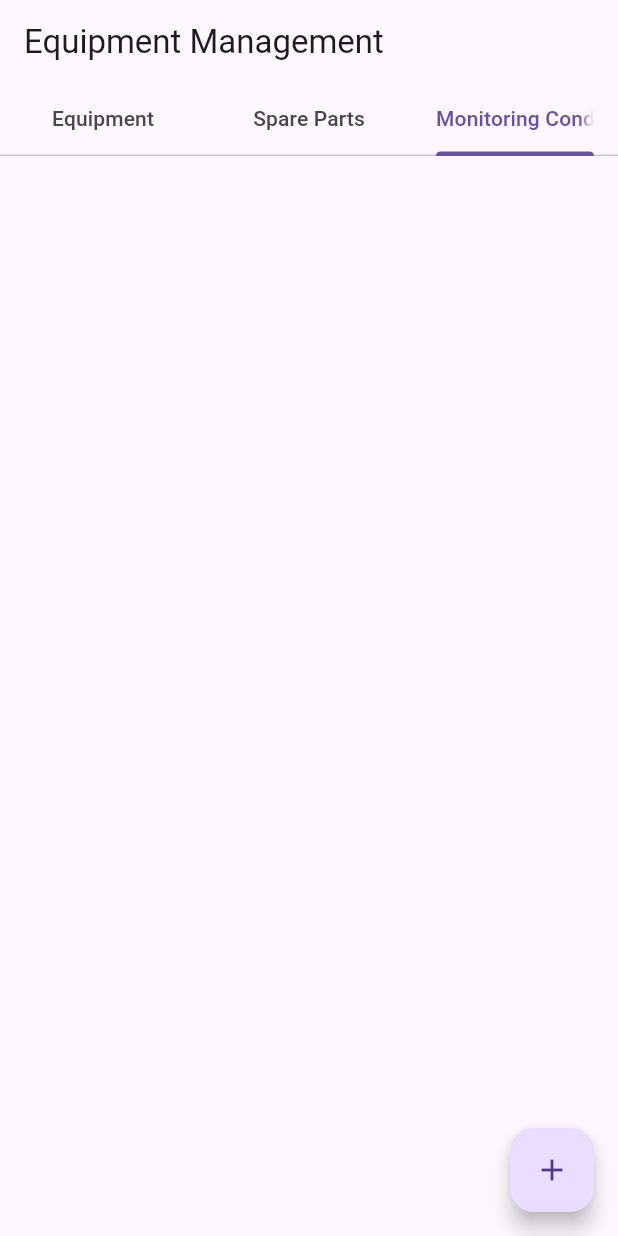
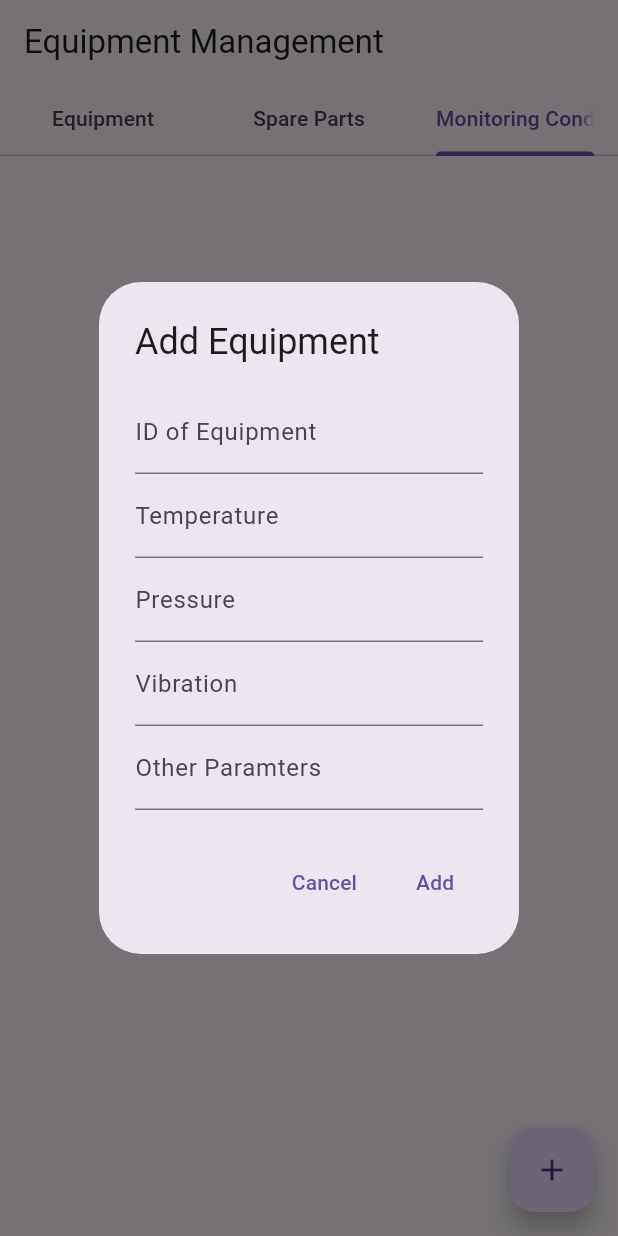
Before and after one commit to bakhti31/RTOS, a Flutter app: the screen it shows after launch, tab 3 chosen, after a tap on the "add" icon, on a phone screen of 412 x 824 dp. Run offline on Flutter 3.47's test engine with Material 3 defaults, Android fonts, the phone set to English and light mode, and no system bars; missing offline and left inert: dart:js; network calls fail.

Commit message:
adding all page

```diff
--- a/lib/equipment.dart
+++ b/lib/equipment.dart
@@ -3,6 +3,7 @@
 import 'dart:convert';
 import 'package:flutter/material.dart';
 import 'package:http/http.dart' as http;
+import 'package:rtos/homescreen.dart';
 
 class EquipmentList extends StatefulWidget {
   const EquipmentList({super.key});
@@ -15,33 +16,110 @@ class EquipmentList extends StatefulWidget {
 
 class _EquipmentListState extends State<EquipmentList> {
   List<dynamic> _equipmentList = [];
-
+  late List<TextEditingController> textController;
+  late AlertDialog dialog;
   @override
   void initState() {
     super.initState();
     _getEquipmentList();
+    _addEquipment();
+    setDialogController(textController, dialog);
   }
 
   Future<void> _addEquipment() async {
+    final TextEditingController nameController = TextEditingController();
+    final TextEditingController typeController = TextEditingController();
+    final TextEditingController serialNumberController =
+        TextEditingController();
+    final TextEditingController locationController = TextEditingController();
+    List<TextEditingController> controllers = [
+      nameController,
+      typeController,
+      serialNumberController,
+      locationController
+    ];
+    AlertDialog dialogs = AlertDialog(
+      title: const Text('Add Equipment'),
+      content: SingleChildScrollView(
+        child: Column(
+          children: [
+            TextFormField(
+              controller: nameController,
+              decoration: const InputDecoration(labelText: 'Name'),
+            ),
+            TextFormField(
+              controller: typeController,
+              decoration: const InputDecoration(labelText: 'Type'),
+            ),
+            TextFormField(
+              controller: serialNumberController,
+              decoration: const InputDecoration(labelText: 'Serial Number'),
+            ),
+            TextFormField(
+              controller: locationController,
+              decoration: const InputDecoration(labelText: 'Location'),
+            ),
+          ],
+        ),
+      ),
+      actions: [
+        TextButton(
+          onPressed: () {
+            Navigator.of(context).pop();
+          },
+          child: const Text('Cancel'),
+        ),
+        TextButton(
+          onPressed: () async {
             final response = await http.post(
-      Uri.parse("http://192.168.1.250/rtos/api.php?equipment=1"),
+              Uri.parse('http://192.168.1.250/rtos/api.php?equipment=1'),
               headers: <String, String>{
                 'Content-Type': 'application/json; charset=UTF-8',
               },
               body: jsonEncode(<String, String>{
-        'equipment_name': 'New Equipment',
-        'equipment_type': 'Type',
-        'serial_number': 'SN123',
-        'location': 'Location'
+                'equipment_name': nameController.text,
+                'equipment_type': typeController.text,
+                'serial_number': serialNumberController.text,
+                'location': locationController.text,
               }),
             );
-    debugPrint(response.body);
+
             if (response.statusCode == 200) {
-      // Refresh equipment list after adding new equipment
+              // Refresh sparepart list after adding new sparepart
               _getEquipmentList();
+              Navigator.of(context).pop();
             } else {
-      throw Exception('Failed to add equipment');
+              throw Exception('Failed to add Equipment');
             }
+          },
+          child: const Text('Add'),
+        ),
+      ],
+    );
+    textController = controllers;
+    dialog = dialogs;
+
+    //old code
+    // final response = await http.post(
+    //   Uri.parse("http://192.168.1.250/rtos/api.php?equipment=1"),
+    //   headers: <String, String>{
+    //     'Content-Type': 'application/json; charset=UTF-8',
+    //   },
+    //   body: jsonEncode(<String, String>{
+    //     'equipment_name': 'New Equipment',
+    //     'equipment_type': 'Type',
+    //     'serial_number': 'SN123',
+    //     'location': 'Location'
+    //   }),
+    // );
+
+    // debugPrint(response.body);
+    // if (response.statusCode == 200) {
+    //   // Refresh equipment list after adding new equipment
+    //   _getEquipmentList();
+    // } else {
+    //   throw Exception('Failed to add equipment');
+    // }
   }
 
   Future<void> _getEquipmentList() async {
--- a/lib/homescreen.dart
+++ b/lib/homescreen.dart
@@ -7,17 +7,17 @@ import "package:rtos/equipment.dart";
 import "package:rtos/sparepart.dart";
 import "package:rtos/monitoring.dart";
 
-List<TextEditingController>? text_controllers;
+List<TextEditingController>? textControllers;
 AlertDialog? dialogs;
 
 void setDialogController(
     List<TextEditingController> controllers, AlertDialog alertdialog) {
-  text_controllers = controllers;
+  textControllers = controllers;
   dialogs = alertdialog;
 }
 
 Future<void> _add(BuildContext context) async {
-  for (var element in text_controllers!) {
+  for (var element in textControllers!) {
     element;
   }
   return showDialog(
--- a/lib/monitoring.dart
+++ b/lib/monitoring.dart
@@ -3,6 +3,7 @@
 import 'dart:convert';
 import 'package:flutter/material.dart';
 import 'package:http/http.dart' as http;
+import 'package:rtos/homescreen.dart';
 
 class MonitoringConditionList extends StatefulWidget {
   const MonitoringConditionList({super.key});
@@ -14,33 +15,117 @@ class MonitoringConditionList extends StatefulWidget {
 
 class _MonitoringConditionListState extends State<MonitoringConditionList> {
   List<dynamic> _monitoringConditionList = [];
+  late List<TextEditingController> textController;
+  late AlertDialog dialog;
 
   @override
   void initState() {
     super.initState();
     _getMonitoringConditionList();
+    _addMonitoringCondition();
+    setDialogController(textController, dialog);
   }
 
   Future<void> _addMonitoringCondition() async {
+    final TextEditingController equipmentId = TextEditingController();
+    final TextEditingController temperature = TextEditingController();
+    final TextEditingController pressure = TextEditingController();
+    final TextEditingController vibration = TextEditingController();
+    final TextEditingController otherParameters = TextEditingController();
+    List<TextEditingController> controllers = [
+      equipmentId,
+      temperature,
+      pressure,
+      vibration,
+      otherParameters
+    ];
+    AlertDialog dialogs = AlertDialog(
+      title: const Text('Add Equipment'),
+      content: SingleChildScrollView(
+        child: Column(
+          children: [
+            TextFormField(
+              controller: equipmentId,
+              decoration: const InputDecoration(labelText: 'ID of Equipment'),
+            ),
+            TextFormField(
+              controller: temperature,
+              decoration: const InputDecoration(labelText: 'Temperature'),
+            ),
+            TextFormField(
+              controller: pressure,
+              decoration: const InputDecoration(labelText: 'Pressure'),
+            ),
+            TextFormField(
+              controller: vibration,
+              decoration: const InputDecoration(labelText: 'Vibration'),
+            ),
+            TextFormField(
+              controller: otherParameters,
+              decoration: const InputDecoration(labelText: 'Other Paramters'),
+            ),
+          ],
+        ),
+      ),
+      actions: [
+        TextButton(
+          onPressed: () {
+            Navigator.of(context).pop();
+          },
+          child: const Text('Cancel'),
+        ),
+        TextButton(
+          onPressed: () async {
             final response = await http.post(
-      Uri.parse("http://192.168.1.250/rtos/api.php?monitoringcondition=1"),
+              Uri.parse(
+                  'http://192.168.1.250/rtos/api.php?monitoringcondition=1'),
               headers: <String, String>{
                 'Content-Type': 'application/json; charset=UTF-8',
               },
               body: jsonEncode(<String, String>{
-        'equipment_name': 'New Equipment',
-        'equipment_type': 'Type',
-        'serial_number': 'SN123',
-        'location': 'Location'
+                "eqiupment_id": equipmentId.text,
+                "temperature": temperature.text,
+                "pressure": pressure.text,
+                "vibration": vibration.text,
+                "other_parameters": otherParameters.text
               }),
             );
             debugPrint(response.body);
             if (response.statusCode == 200) {
-      // Refresh equipment list after adding new equipment
+              // Refresh sparepart list after adding new sparepart
               _getMonitoringConditionList();
+              Navigator.of(context).pop();
             } else {
-      throw Exception('Failed to add equipment');
+              throw Exception('Failed to add Monitoring');
             }
+          },
+          child: const Text('Add'),
+        ),
+      ],
+    );
+    textController = controllers;
+    dialog = dialogs;
+
+    // Old Code
+    // final response = await http.post(
+    //   Uri.parse("http://192.168.1.250/rtos/api.php?monitoringcondition=1"),
+    //   headers: <String, String>{
+    //     'Content-Type': 'application/json; charset=UTF-8',
+    //   },
+    //   body: jsonEncode(<String, String>{
+    //     'equipment_name': 'New Equipment',
+    //     'equipment_type': 'Type',
+    //     'serial_number': 'SN123',
+    //     'location': 'Location'
+    //   }),
+    // );
+    // debugPrint(response.body);
+    // if (response.statusCode == 200) {
+    //   // Refresh equipment list after adding new equipment
+    //   _getMonitoringConditionList();
+    // } else {
+    //   throw Exception('Failed to add equipment');
+    // }
   }
 
   Future<void> _getMonitoringConditionList() async {
--- a/lib/sparepart.dart
+++ b/lib/sparepart.dart
@@ -14,23 +14,19 @@ class SparePartsList extends StatefulWidget {
 
 class _SparePartsListState extends State<SparePartsList> {
   List<dynamic> _sparePartsList = [];
-
-  late List<TextEditingController> text_controller;
-
+  late List<TextEditingController> textController;
   late AlertDialog dialog;
-  // (controller, dialog) = _addSparepart();
   @override
   void initState() {
     super.initState();
     _getSparePartsList();
-    // (controller, dialog) = _addSparepart();
     _addSparepart();
-    setDialogController(text_controller, dialog);
+    setDialogController(textController, dialog);
   }
 
   Future<void> _getSparePartsList() async {
     final response = await http
-        .get(Uri.parse('http://192.168.1.250/rtos/api.php?spareparts=1'));
+        .get(Uri.parse('http://192.168.1.250/rtos/api.php?sparepart=1'));
     debugPrint(response.body);
     if (response.statusCode == 200) {
       setState(() {
@@ -52,7 +48,7 @@ class _SparePartsListState extends State<SparePartsList> {
       quantityController,
       locationController
     ];
-
+    // Initializing The Controller for textbox
     AlertDialog dialogs = AlertDialog(
       title: const Text('Add Sparepart'),
       content: SingleChildScrollView(
@@ -111,8 +107,8 @@ class _SparePartsListState extends State<SparePartsList> {
         ),
       ],
     );
-    // return (controllers, dialogs);
-    text_controller = controllers;
+    //initializing the Box Of alert after clicking the Plus Button
+    textController = controllers;
     dialog = dialogs;
   }
 
```
Lines whose indentation alone changed are shown as unchanged.
